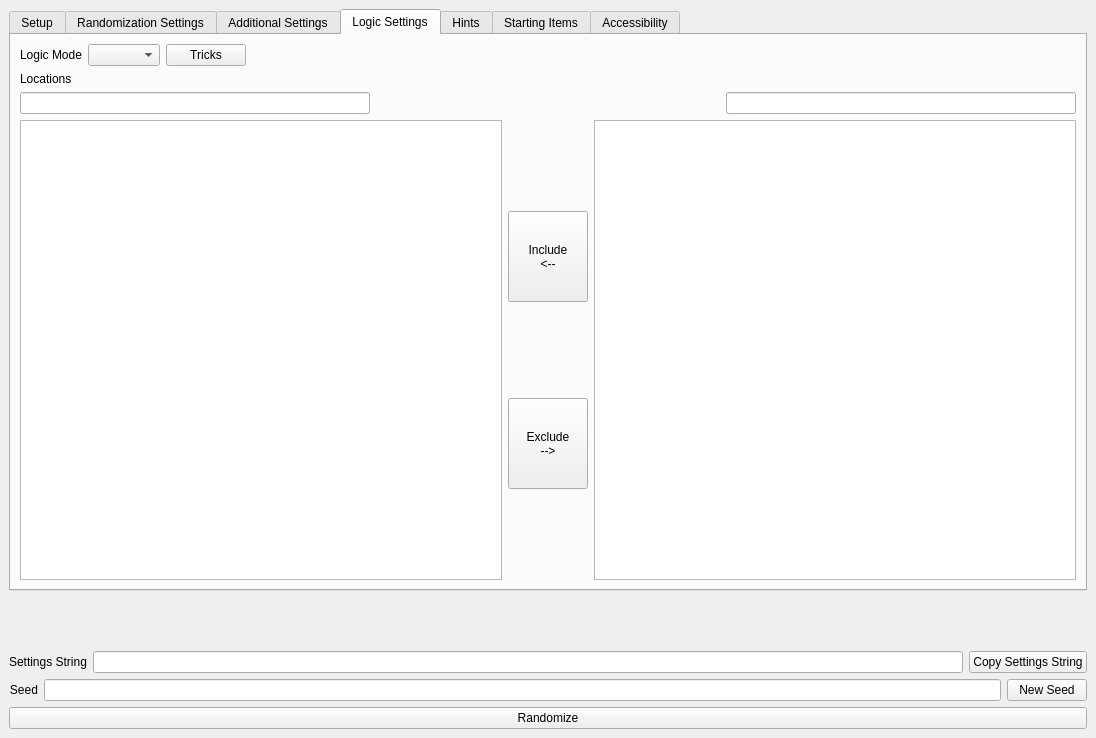
Above: gui/randogui.ui from ssrando/ssrando before the change. Below: the same form after it.
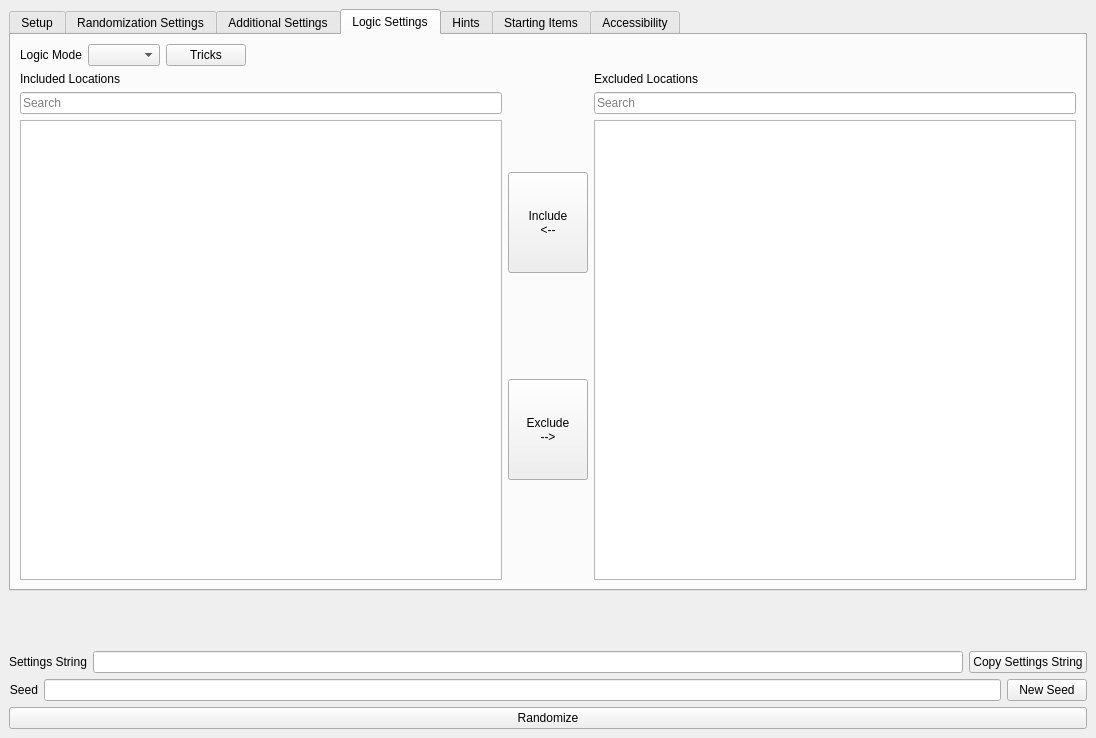
That is the form after the change.

Patch:
```diff
--- a/gui/randogui.ui
+++ b/gui/randogui.ui
@@ -1283,6 +1283,12 @@
        </layout>
       </widget>
       <widget class="QWidget" name="tab_logic_settings">
+       <property name="sizePolicy">
+        <sizepolicy hsizetype="Preferred" vsizetype="Preferred">
+         <horstretch>0</horstretch>
+         <verstretch>0</verstretch>
+        </sizepolicy>
+       </property>
        <attribute name="title">
         <string>Logic Settings</string>
        </attribute>
@@ -1328,49 +1334,31 @@
             <property name="spacing">
              <number>6</number>
             </property>
-            <item>
-             <widget class="QLabel" name="label_exclude_locations">
-              <property name="text">
-               <string>Locations</string>
-              </property>
-             </widget>
-            </item>
-            <item>
-             <layout class="QHBoxLayout" name="hlay_excluded_locations_search">
-              <property name="sizeConstraint">
-               <enum>QLayout::SetDefaultConstraint</enum>
-              </property>
-              <item>
-               <widget class="QLineEdit" name="included_free_search">
-                <property name="text">
-                 <string/>
-                </property>
-               </widget>
-              </item>
-              <item>
-               <spacer name="hspace">
-                <property name="orientation">
-                 <enum>Qt::Horizontal</enum>
-                </property>
-                <property name="sizeType">
-                 <enum>QSizePolicy::Expanding</enum>
-                </property>
-                <property name="sizeHint" stdset="0">
-                 <size>
-                  <width>40</width>
-                  <height>20</height>
-                 </size>
-                </property>
-               </spacer>
-              </item>
-              <item>
-               <widget class="QLineEdit" name="excluded_free_search"/>
-              </item>
-             </layout>
-            </item>
             <item>
              <layout class="QHBoxLayout" name="hlay_exclude_locations_body">
               <item>
+               <layout class="QVBoxLayout" name="vlay_include_locations">
+                <item>
+                 <widget class="QLabel" name="label_include_locations">
+                  <property name="text">
+                   <string>Included Locations</string>
+                  </property>
+                 </widget>
+                </item>
+                <item>
+                 <widget class="QLineEdit" name="included_free_search">
+                  <property name="text">
+                   <string/>
+                  </property>
+                  <property name="placeholderText">
+                   <string>Search</string>
+                  </property>
+                  <property name="clearButtonEnabled">
+                   <bool>true</bool>
+                  </property>
+                 </widget>
+                </item>
+                <item>
                <widget class="QListView" name="included_locations">
                 <property name="editTriggers">
                  <set>QAbstractItemView::NoEditTriggers</set>
@@ -1386,6 +1374,8 @@
                 </property>
                </widget>
               </item>
+               </layout>
+              </item>
               <item>
                <layout class="QVBoxLayout" name="vlay_exclude_locations_controls">
                 <item>
@@ -1458,6 +1448,25 @@
                </layout>
               </item>
               <item>
+               <layout class="QVBoxLayout" name="verticalLayout_30">
+                <item>
+                 <widget class="QLabel" name="label_exclude_locations">
+                  <property name="text">
+                   <string>Excluded Locations</string>
+                  </property>
+                 </widget>
+                </item>
+                <item>
+                 <widget class="QLineEdit" name="excluded_free_search">
+                  <property name="placeholderText">
+                   <string>Search</string>
+                  </property>
+                  <property name="clearButtonEnabled">
+                   <bool>true</bool>
+                  </property>
+                 </widget>
+                </item>
+                <item>
                <widget class="QListView" name="excluded_locations">
                 <property name="editTriggers">
                  <set>QAbstractItemView::NoEditTriggers</set>
@@ -1480,6 +1489,8 @@
          </layout>
         </item>
        </layout>
+        </item>
+       </layout>
       </widget>
       <widget class="QWidget" name="tab_hints">
        <attribute name="title">
@@ -1731,6 +1742,19 @@
                 </property>
                </widget>
               </item>
+              <item>
+               <widget class="QLineEdit" name="randomized_items_free_search">
+                <property name="text">
+                 <string/>
+                </property>
+                <property name="placeholderText">
+                 <string>Search</string>
+                </property>
+                <property name="clearButtonEnabled">
+                 <bool>true</bool>
+                </property>
+               </widget>
+              </item>
               <item>
                <widget class="QListView" name="randomized_items">
                 <property name="sizePolicy">
@@ -1841,6 +1865,19 @@
                 </property>
                </widget>
               </item>
+              <item>
+               <widget class="QLineEdit" name="starting_items_free_search">
+                <property name="text">
+                 <string/>
+                </property>
+                <property name="placeholderText">
+                 <string>Search</string>
+                </property>
+                <property name="clearButtonEnabled">
+                 <bool>true</bool>
+                </property>
+               </widget>
+              </item>
               <item>
                <widget class="QListView" name="starting_items">
                 <property name="sizePolicy">
```
Lines whose indentation alone changed are shown as unchanged.
